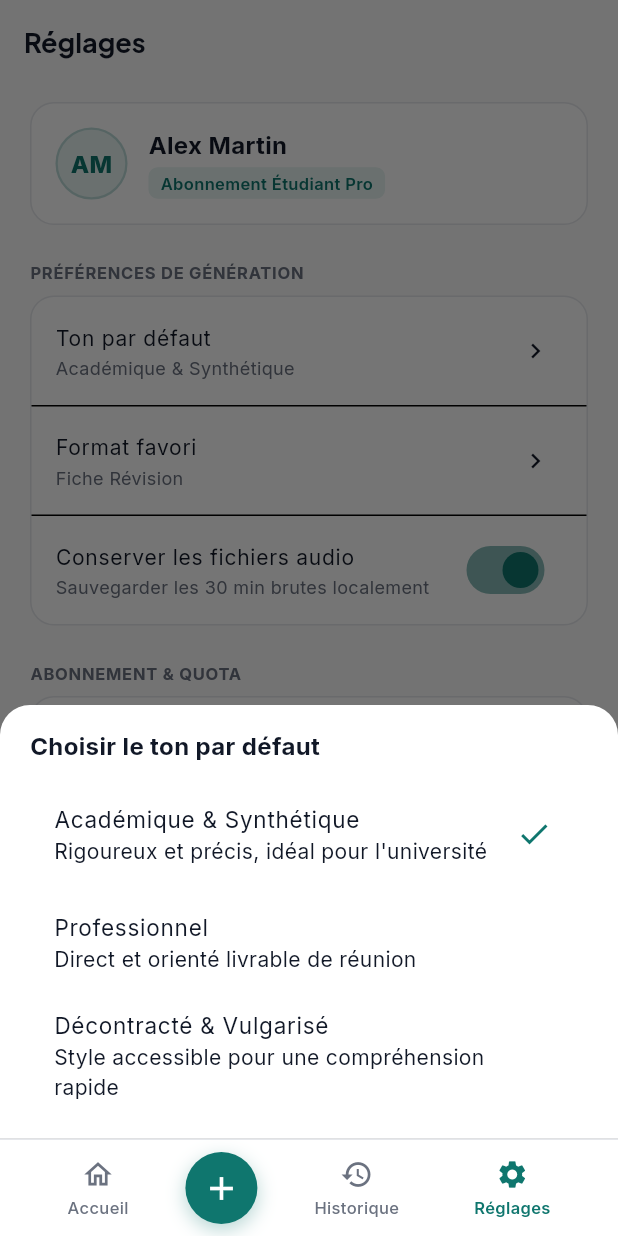
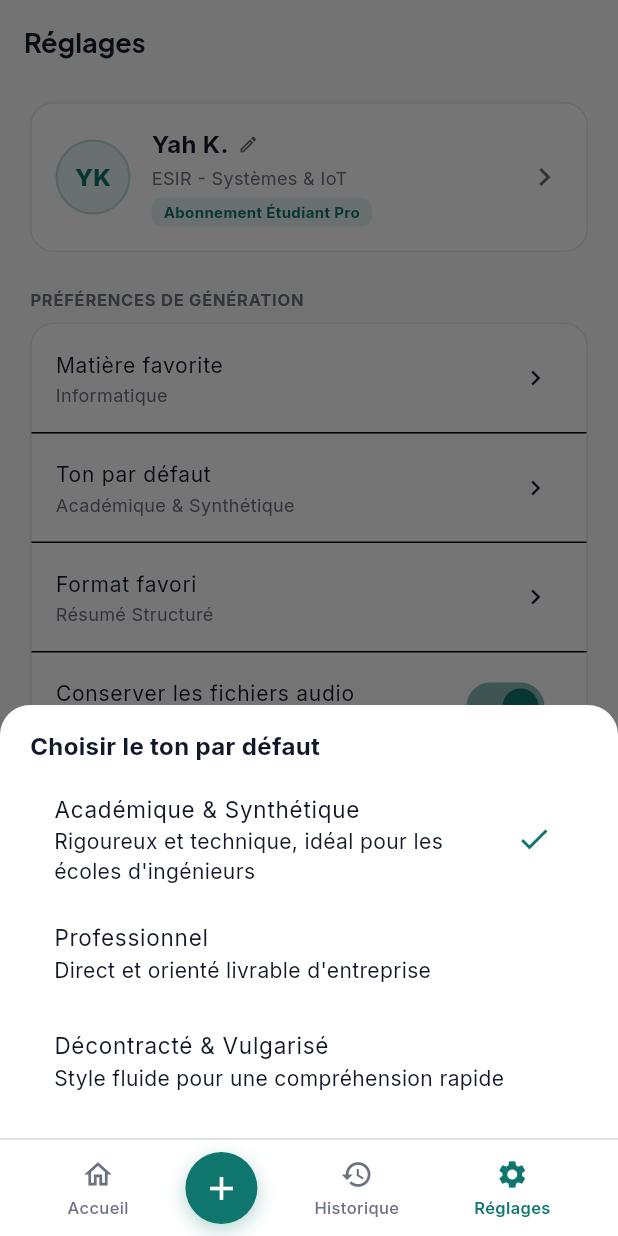
Before and after one commit to cheoo04/notecraft, a Flutter app: the screen it shows after launch, item 4 of the bottom bar chosen, after a tap on "Ton par défaut", on a phone screen of 412 x 824 dp. Run offline on Flutter 3.47's test engine with Material 3 defaults, Android fonts, the phone set to English and light mode, and no system bars; our stand-ins replace cloud_firestore, dio, firebase_core, flutter_riverpod, flutter_svg, go_router and 3 more; missing offline and left inert: gpt_markdown; accounts and stored records are empty.

Commit message:
feat: ajout de la gestion du profil utilisateur avec mise à jour des préférences et de l'affichage dynamique

```diff
--- a/lib/features/home/view/home_screen.dart
+++ b/lib/features/home/view/home_screen.dart
@@ -7,6 +7,7 @@ import 'package:go_router/go_router.dart';
 import '../../../core/theme/app_theme.dart';
 import '../../../core/utils/date_format_helper.dart';
 import '../../../models/note.dart';
+import '../../settings/controller/settings_controller.dart';
 import '../controller/home_controller.dart';
 
 class HomeScreen extends ConsumerWidget {
@@ -16,16 +17,23 @@ class HomeScreen extends ConsumerWidget {
   Widget build(BuildContext context, WidgetRef ref) {
     final homeState = ref.watch(homeControllerProvider);
     final controller = ref.read(homeControllerProvider.notifier);
+    final userProfile =
+        ref.watch(settingsControllerProvider.select((s) => s.profile));
 
     return Scaffold(
       backgroundColor: AppColors.canvasGrey,
       body: SafeArea(
         child: RefreshIndicator(
           color: AppColors.accentTeal,
-          onRefresh: () => controller.loadNotes(),
+          onRefresh: () async {
+            await controller.loadNotes();
+            await ref
+                .read(settingsControllerProvider.notifier)
+                .refreshQuotaUsage();
+          },
           child: CustomScrollView(
             slivers: [
-              // En-tete : Salutation + Avatar
+              // En-tete dynamique : Vrai Prenom + Vraies Initiales
               SliverToBoxAdapter(
                 child: Padding(
                   padding: const EdgeInsets.fromLTRB(20, 16, 20, 12),
@@ -36,11 +44,12 @@ class HomeScreen extends ConsumerWidget {
                         crossAxisAlignment: CrossAxisAlignment.start,
                         children: [
                           Text(
-                            'Bonjour Alex',
+                            'Bonjour ${userProfile.firstName}',
                             style:
                                 Theme.of(context).textTheme.bodySmall?.copyWith(
                                       color: AppColors.textMuted,
                                       fontSize: 13,
+                                      fontWeight: FontWeight.w500,
                                     ),
                           ),
                           const SizedBox(height: 2),
@@ -55,24 +64,30 @@ class HomeScreen extends ConsumerWidget {
                           ),
                         ],
                       ),
-                      Container(
+                      GestureDetector(
+                        onTap: () => context.push('/settings'),
+                        child: Container(
                           width: 42,
                           height: 42,
                           decoration: BoxDecoration(
                             color: AppColors.accentTealLight,
                             shape: BoxShape.circle,
                             border: Border.all(
-                            color: AppColors.accentTeal.withValues(alpha: 0.2),
+                              color:
+                                  AppColors.accentTeal.withValues(alpha: 0.2),
                               width: 1.5,
                             ),
                           ),
                           alignment: Alignment.center,
-                        child: const Text(
-                          'AM',
-                          style: TextStyle(
+                          child: Text(
+                            userProfile.initials.isNotEmpty
+                                ? userProfile.initials
+                                : 'NC',
+                            style: const TextStyle(
                               color: AppColors.accentTeal,
                               fontWeight: FontWeight.w700,
                               fontSize: 14,
+                            ),
                           ),
                         ),
                       ),
@@ -154,7 +169,7 @@ class HomeScreen extends ConsumerWidget {
                 ),
               ),
 
-              // Bannière Capture Rapide
+              // Banniere Capture Rapide
               SliverToBoxAdapter(
                 child: Padding(
                   padding: const EdgeInsets.fromLTRB(20, 12, 20, 16),
@@ -239,7 +254,7 @@ class HomeScreen extends ConsumerWidget {
                 ),
               ),
 
-              // Titre section "Dernières captures"
+              // Titre section "Dernieres captures"
               SliverToBoxAdapter(
                 child: Padding(
                   padding: const EdgeInsets.fromLTRB(20, 8, 20, 10),
--- a/lib/features/settings/controller/settings_controller.dart
+++ b/lib/features/settings/controller/settings_controller.dart
@@ -4,53 +4,87 @@ import 'package:flutter_riverpod/flutter_riverpod.dart';
 
 import '../../../models/document.dart';
 import '../../../models/user_preferences.dart';
+import '../../../models/user_profile.dart';
+import '../../../services/storage_service.dart';
 
 class SettingsState {
-  final WritingTone tone;
-  final DocumentFormat format;
-  final bool keepAudioFiles;
-  final int affineUsed;
-  final int affineTotal;
+  final UserProfile profile;
+  final int realAffineUsed;
+  final bool isLoading;
 
   const SettingsState({
-    this.tone = WritingTone.academique,
-    this.format = DocumentFormat.ficheDeRevision,
-    this.keepAudioFiles = true,
-    this.affineUsed = 18,
-    this.affineTotal = 50,
+    this.profile = const UserProfile(),
+    this.realAffineUsed = 0,
+    this.isLoading = false,
   });
 
   SettingsState copyWith({
-    WritingTone? tone,
-    DocumentFormat? format,
-    bool? keepAudioFiles,
-    int? affineUsed,
-    int? affineTotal,
+    UserProfile? profile,
+    int? realAffineUsed,
+    bool? isLoading,
   }) {
     return SettingsState(
-      tone: tone ?? this.tone,
-      format: format ?? this.format,
-      keepAudioFiles: keepAudioFiles ?? this.keepAudioFiles,
-      affineUsed: affineUsed ?? this.affineUsed,
-      affineTotal: affineTotal ?? this.affineTotal,
+      profile: profile ?? this.profile,
+      realAffineUsed: realAffineUsed ?? this.realAffineUsed,
+      isLoading: isLoading ?? this.isLoading,
     );
   }
 }
 
 class SettingsController extends Notifier<SettingsState> {
   @override
-  SettingsState build() => const SettingsState();
+  SettingsState build() {
+    Future.microtask(() => refreshQuotaUsage());
+    return const SettingsState();
+  }
+
+  Future<void> refreshQuotaUsage() async {
+    try {
+      final storage = ref.read(storageServiceProvider);
+      final notes = await storage.getNotes();
+      int count = 0;
+      for (final n in notes) {
+        final docs = await storage.getDocumentsForNote(n.id);
+        count += docs.where((d) => d.mode == GenerationMode.affine).length;
+      }
+      state = state.copyWith(realAffineUsed: count);
+    } catch (_) {}
+  }
+
+  void updateName(String firstName, String lastName) {
+    state = state.copyWith(
+      profile: state.profile.copyWith(firstName: firstName, lastName: lastName),
+    );
+  }
+
+  void updateSchool(String school) {
+    state = state.copyWith(
+      profile: state.profile.copyWith(school: school),
+    );
+  }
+
+  void updateFavoriteSubject(String subject) {
+    state = state.copyWith(
+      profile: state.profile.copyWith(favoriteSubject: subject),
+    );
+  }
 
   void updateTone(WritingTone tone) {
-    state = state.copyWith(tone: tone);
+    state = state.copyWith(
+      profile: state.profile.copyWith(tone: tone),
+    );
   }
 
   void updateFormat(DocumentFormat format) {
-    state = state.copyWith(format: format);
+    state = state.copyWith(
+      profile: state.profile.copyWith(defaultFormat: format),
+    );
   }
 
   void toggleKeepAudio(bool value) {
-    state = state.copyWith(keepAudioFiles: value);
+    state = state.copyWith(
+      profile: state.profile.copyWith(keepAudioFiles: value),
+    );
   }
 }
 
--- a/lib/features/settings/view/settings_screen.dart
+++ b/lib/features/settings/view/settings_screen.dart
@@ -12,6 +12,73 @@ import '../controller/settings_controller.dart';
 
 class SettingsScreen extends ConsumerWidget {
   const SettingsScreen({super.key});
+
+  void _showEditProfileDialog(BuildContext context, WidgetRef ref) {
+    final profile = ref.read(settingsControllerProvider).profile;
+    final firstCtrl = TextEditingController(text: profile.firstName);
+    final lastCtrl = TextEditingController(text: profile.lastName);
+    final schoolCtrl = TextEditingController(text: profile.school);
+    final subjectCtrl = TextEditingController(text: profile.favoriteSubject);
+
+    showDialog(
+      context: context,
+      builder: (context) {
+        return AlertDialog(
+          backgroundColor: Colors.white,
+          shape:
+              RoundedRectangleBorder(borderRadius: BorderRadius.circular(16)),
+          title: const Text(
+            'Modifier mon profil',
+            style: TextStyle(fontSize: 18, fontWeight: FontWeight.w700),
+          ),
+          content: SingleChildScrollView(
+            child: Column(
+              mainAxisSize: MainAxisSize.min,
+              children: [
+                TextField(
+                  controller: firstCtrl,
+                  decoration: const InputDecoration(labelText: 'Prénom'),
+                ),
+                TextField(
+                  controller: lastCtrl,
+                  decoration: const InputDecoration(labelText: 'Nom'),
+                ),
+                TextField(
+                  controller: schoolCtrl,
+                  decoration: const InputDecoration(
+                      labelText: 'École / Filière (ex: ESIR)'),
+                ),
+                TextField(
+                  controller: subjectCtrl,
+                  decoration: const InputDecoration(
+                      labelText: 'Matière favorite par défaut'),
+                ),
+              ],
+            ),
+          ),
+          actions: [
+            TextButton(
+              onPressed: () => Navigator.pop(context),
+              child: const Text('Annuler'),
+            ),
+            ElevatedButton(
+              onPressed: () {
+                final notifier = ref.read(settingsControllerProvider.notifier);
+                notifier.updateName(
+                    firstCtrl.text.trim(), lastCtrl.text.trim());
+                notifier.updateSchool(schoolCtrl.text.trim());
+                if (subjectCtrl.text.trim().isNotEmpty) {
+                  notifier.updateFavoriteSubject(subjectCtrl.text.trim());
+                }
+                Navigator.pop(context);
+              },
+              child: const Text('Enregistrer'),
+            ),
+          ],
+        );
+      },
+    );
+  }
 
   void _showTonePicker(
       BuildContext context, WidgetRef ref, WritingTone current) {
@@ -41,7 +108,7 @@ class SettingsScreen extends ConsumerWidget {
                 ListTile(
                   title: const Text('Académique & Synthétique'),
                   subtitle: const Text(
-                      'Rigoureux et précis, idéal pour l\'université'),
+                      'Rigoureux et technique, idéal pour les écoles d\'ingénieurs'),
                   trailing: current == WritingTone.academique
                       ? const Icon(Icons.check, color: AppColors.accentTeal)
                       : null,
@@ -54,7 +121,8 @@ class SettingsScreen extends ConsumerWidget {
                 ),
                 ListTile(
                   title: const Text('Professionnel'),
-                  subtitle: const Text('Direct et orienté livrable de réunion'),
+                  subtitle:
+                      const Text('Direct et orienté livrable d\'entreprise'),
                   trailing: current == WritingTone.professionnel
                       ? const Icon(Icons.check, color: AppColors.accentTeal)
                       : null,
@@ -67,8 +135,8 @@ class SettingsScreen extends ConsumerWidget {
                 ),
                 ListTile(
                   title: const Text('Décontracté & Vulgarisé'),
-                  subtitle: const Text(
-                      'Style accessible pour une compréhension rapide'),
+                  subtitle:
+                      const Text('Style fluide pour une compréhension rapide'),
                   trailing: current == WritingTone.decontracte
                       ? const Icon(Icons.check, color: AppColors.accentTeal)
                       : null,
@@ -137,6 +205,7 @@ class SettingsScreen extends ConsumerWidget {
   Widget build(BuildContext context, WidgetRef ref) {
     final settings = ref.watch(settingsControllerProvider);
     final controller = ref.read(settingsControllerProvider.notifier);
+    final profile = settings.profile;
 
     return Scaffold(
       backgroundColor: AppColors.canvasGrey,
@@ -147,8 +216,11 @@ class SettingsScreen extends ConsumerWidget {
         child: ListView(
           padding: const EdgeInsets.symmetric(horizontal: 20, vertical: 12),
           children: [
-            // Carte de profil (Diapositive 9)
-            Container(
+            // Carte de profil dynamique avec tap pour modifier
+            InkWell(
+              onTap: () => _showEditProfileDialog(context, ref),
+              borderRadius: BorderRadius.circular(16),
+              child: Container(
                 padding: const EdgeInsets.all(16),
                 decoration: BoxDecoration(
                   color: Colors.white,
@@ -158,8 +230,8 @@ class SettingsScreen extends ConsumerWidget {
                 child: Row(
                   children: [
                     Container(
-                    width: 48,
-                    height: 48,
+                      width: 50,
+                      height: 50,
                       decoration: BoxDecoration(
                         color: AppColors.accentTealLight,
                         shape: BoxShape.circle,
@@ -169,9 +241,9 @@ class SettingsScreen extends ConsumerWidget {
                         ),
                       ),
                       alignment: Alignment.center,
-                    child: const Text(
-                      'AM',
-                      style: TextStyle(
+                      child: Text(
+                        profile.initials.isNotEmpty ? profile.initials : 'NC',
+                        style: const TextStyle(
                           color: AppColors.accentTeal,
                           fontWeight: FontWeight.w800,
                           fontSize: 16,
@@ -183,20 +255,37 @@ class SettingsScreen extends ConsumerWidget {
                       child: Column(
                         crossAxisAlignment: CrossAxisAlignment.start,
                         children: [
-                        const Text(
-                          'Alex Martin',
-                          style: TextStyle(
+                          Row(
+                            children: [
+                              Text(
+                                profile.fullName.isNotEmpty
+                                    ? profile.fullName
+                                    : 'Étudiant',
+                                style: const TextStyle(
                                   fontSize: 16,
                                   fontWeight: FontWeight.w700,
                                   color: AppColors.inkDark,
                                 ),
                               ),
-                        const SizedBox(height: 4),
+                              const SizedBox(width: 6),
+                              const Icon(Icons.edit_outlined,
+                                  size: 14, color: AppColors.textMuted),
+                            ],
+                          ),
+                          const SizedBox(height: 3),
+                          Text(
+                            profile.school.isNotEmpty
+                                ? profile.school
+                                : 'École d\'ingénieurs',
+                            style: const TextStyle(
+                              fontSize: 12,
+                              color: AppColors.textMuted,
+                            ),
+                          ),
+                          const SizedBox(height: 5),
                           Container(
                             padding: const EdgeInsets.symmetric(
-                            horizontal: 8,
-                            vertical: 3,
-                          ),
+                                horizontal: 8, vertical: 2.5),
                             decoration: BoxDecoration(
                               color: AppColors.accentTealLight,
                               borderRadius: BorderRadius.circular(6),
@@ -204,8 +293,8 @@ class SettingsScreen extends ConsumerWidget {
                             child: const Text(
                               'Abonnement Étudiant Pro',
                               style: TextStyle(
-                              fontSize: 11,
-                              fontWeight: FontWeight.w600,
+                                fontSize: 10,
+                                fontWeight: FontWeight.w700,
                                 color: AppColors.accentTeal,
                               ),
                             ),
@@ -213,7 +302,9 @@ class SettingsScreen extends ConsumerWidget {
                         ],
                       ),
                     ),
+                    const Icon(Icons.chevron_right, color: AppColors.textMuted),
                   ],
+                ),
               ),
             ),
             const SizedBox(height: 24),
@@ -230,32 +321,44 @@ class SettingsScreen extends ConsumerWidget {
               child: Column(
                 children: [
                   ListTile(
+                    title: const Text('Matière favorite',
+                        style: TextStyle(fontSize: 14)),
+                    subtitle: Text(
+                      profile.favoriteSubject,
+                      style: const TextStyle(
+                          fontSize: 12, color: AppColors.textMuted),
+                    ),
+                    trailing: const Icon(Icons.chevron_right, size: 20),
+                    onTap: () => _showEditProfileDialog(context, ref),
+                  ),
+                  const Divider(height: 1),
+                  ListTile(
                     title: const Text('Ton par défaut',
                         style: TextStyle(fontSize: 14)),
                     subtitle: Text(
-                      settings.tone == WritingTone.academique
+                      profile.tone == WritingTone.academique
                           ? 'Académique & Synthétique'
-                          : (settings.tone == WritingTone.professionnel
+                          : (profile.tone == WritingTone.professionnel
                               ? 'Professionnel'
                               : 'Décontracté'),
                       style: const TextStyle(
                           fontSize: 12, color: AppColors.textMuted),
                     ),
                     trailing: const Icon(Icons.chevron_right, size: 20),
-                    onTap: () => _showTonePicker(context, ref, settings.tone),
+                    onTap: () => _showTonePicker(context, ref, profile.tone),
                   ),
                   const Divider(height: 1),
                   ListTile(
                     title: const Text('Format favori',
                         style: TextStyle(fontSize: 14)),
                     subtitle: Text(
-                      formatLabel(settings.format),
+                      formatLabel(profile.defaultFormat),
                       style: const TextStyle(
                           fontSize: 12, color: AppColors.textMuted),
                     ),
                     trailing: const Icon(Icons.chevron_right, size: 20),
                     onTap: () =>
-                        _showFormatPicker(context, ref, settings.format),
+                        _showFormatPicker(context, ref, profile.defaultFormat),
                   ),
                   const Divider(height: 1),
                   SwitchListTile(
@@ -269,7 +372,7 @@ class SettingsScreen extends ConsumerWidget {
                           TextStyle(fontSize: 12, color: AppColors.textMuted),
                     ),
                     activeThumbColor: AppColors.accentTeal,
-                    value: settings.keepAudioFiles,
+                    value: profile.keepAudioFiles,
                     onChanged: (val) {
                       HapticFeedback.selectionClick();
                       controller.toggleKeepAudio(val);
@@ -280,7 +383,7 @@ class SettingsScreen extends ConsumerWidget {
             ),
             const SizedBox(height: 24),
 
-            // Section Abonnement & Quota
+            // Section Abonnement & Quota réel (calculé depuis Firestore)
             const _SectionHeader(title: 'ABONNEMENT & QUOTA'),
             const SizedBox(height: 8),
             Container(
@@ -305,7 +408,7 @@ class SettingsScreen extends ConsumerWidget {
                         ),
                       ),
                       Text(
-                        '${settings.affineUsed} / ${settings.affineTotal} ce mois',
+                        '${settings.realAffineUsed} / ${profile.monthlyQuotaTotal} ce mois',
                         style: const TextStyle(
                           fontSize: 13,
                           fontWeight: FontWeight.w700,
@@ -318,7 +421,9 @@ class SettingsScreen extends ConsumerWidget {
                   ClipRRect(
                     borderRadius: BorderRadius.circular(6),
                     child: LinearProgressIndicator(
-                      value: settings.affineUsed / settings.affineTotal,
+                      value:
+                          (settings.realAffineUsed / profile.monthlyQuotaTotal)
+                              .clamp(0.0, 1.0),
                       minHeight: 8,
                       backgroundColor: AppColors.neutralFill,
                       color: AppColors.accentTeal,
```
Also changed, not shown: lib/features/note_editor/controller/note_editor_controller.dart (+7 -4 lines), lib/features/note_editor/view/note_editor_screen.dart (+14 -3 lines), lib/models/user_profile.dart (added, +56 -0 lines). Lines whose indentation alone changed are shown as unchanged.
